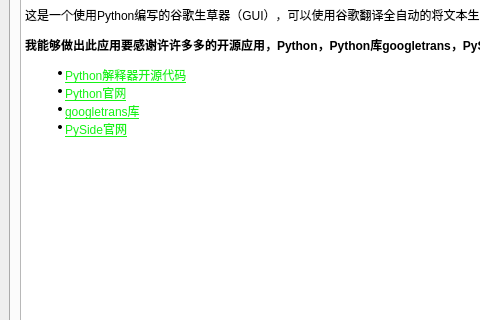
Old version of the form App/UI/UI_GoogleGrasser.ui in the repository superjavascrip/application.py; both pictures show x 0 to 480 and y 187 to 507 of the 800 by 600 pixel window.
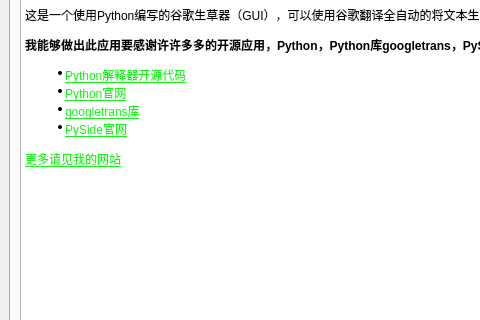
New version of the form. The open tabs and pages were chosen to show the change. Icons and pictures are not drawn.

What changed in the file:
```diff
--- a/App/UI/UI_GoogleGrasser.ui
+++ b/App/UI/UI_GoogleGrasser.ui
@@ -321,7 +321,8 @@
 &lt;ul style=&quot;margin-top: 0px; margin-bottom: 0px; margin-left: 0px; margin-right: 0px; -qt-list-indent: 1;&quot;&gt;&lt;li style=&quot;&quot; style=&quot; margin-top:12px; margin-bottom:0px; margin-left:0px; margin-right:0px; -qt-block-indent:0; text-indent:0px;&quot;&gt;&lt;a href=&quot;https://github.com/python/cpython&quot;&gt;&lt;span style=&quot; text-decoration: underline; color:#16f216;&quot;&gt;Python解释器开源代码&lt;/span&gt;&lt;/a&gt; &lt;/li&gt;
 &lt;li style=&quot;&quot; style=&quot; margin-top:0px; margin-bottom:0px; margin-left:0px; margin-right:0px; -qt-block-indent:0; text-indent:0px;&quot;&gt;&lt;a href=&quot;https://www.python.org/&quot;&gt;&lt;span style=&quot; text-decoration: underline; color:#16f216;&quot;&gt;Python官网&lt;/span&gt;&lt;/a&gt; &lt;/li&gt;
 &lt;li style=&quot;&quot; style=&quot; margin-top:0px; margin-bottom:0px; margin-left:0px; margin-right:0px; -qt-block-indent:0; text-indent:0px;&quot;&gt;&lt;a href=&quot;https://github.com/ssut/py-googletrans&quot;&gt;&lt;span style=&quot; text-decoration: underline; color:#16f216;&quot;&gt;googletrans库&lt;/span&gt;&lt;/a&gt; &lt;/li&gt;
-&lt;li style=&quot;&quot; style=&quot; margin-top:0px; margin-bottom:12px; margin-left:0px; margin-right:0px; -qt-block-indent:0; text-indent:0px;&quot;&gt;&lt;a href=&quot;https://pyside.org&quot;&gt;&lt;span style=&quot; text-decoration: underline; color:#16f216;&quot;&gt;PySide官网&lt;/span&gt;&lt;/a&gt; &lt;/li&gt;&lt;/ul&gt;&lt;/body&gt;&lt;/html&gt;</string>
+&lt;li style=&quot;&quot; style=&quot; margin-top:0px; margin-bottom:12px; margin-left:0px; margin-right:0px; -qt-block-indent:0; text-indent:0px;&quot;&gt;&lt;a href=&quot;https://pyside.org&quot;&gt;&lt;span style=&quot; text-decoration: underline; color:#16f216;&quot;&gt;PySide官网&lt;/span&gt;&lt;/a&gt; &lt;/li&gt;&lt;/ul&gt;
+&lt;p style=&quot; margin-top:0px; margin-bottom:0px; margin-left:0px; margin-right:0px; -qt-block-indent:0; text-indent:0px;&quot;&gt;&lt;a href=&quot;https://superjavascrip.github.io/GoogleGrasser&quot;&gt;&lt;span style=&quot; text-decoration: underline; color:#16f216;&quot;&gt;更多请见我的网站&lt;/span&gt;&lt;/a&gt;&lt;/p&gt;&lt;/body&gt;&lt;/html&gt;</string>
           </property>
          </widget>
         </item>
```
